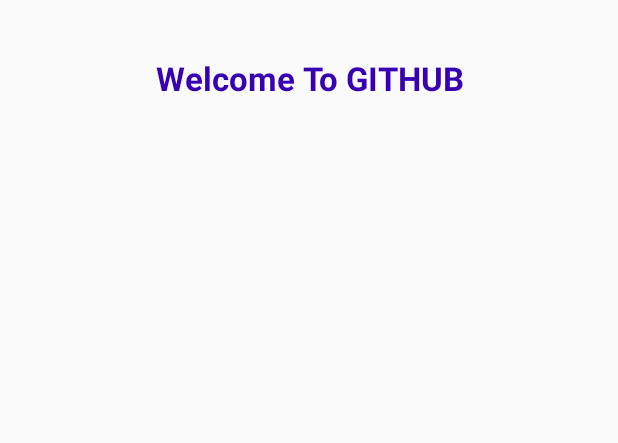
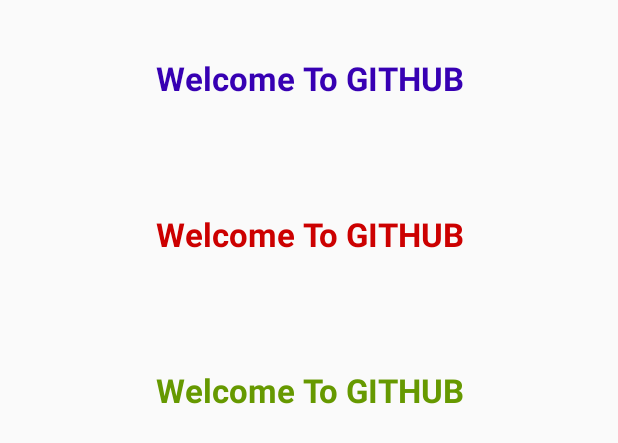
Before and after one commit to Trainings4U/SQliteDataBaseDemo, an Android app: the layout sample_layout.xml on its own in the app's theme, with its tools: preview values and no code run, on a phone screen of 412 x 824 dp. Shown: the top 443 px of the screen. Run offline under Robolectric (Android 15) with nearby library versions, the phone set to English and light mode, and no system bars.

Commit message:
Commit changes

```diff
--- a/app/src/main/res/layout/sample_layout.xml
+++ b/app/src/main/res/layout/sample_layout.xml
@@ -19,4 +19,33 @@
         android:textStyle="bold"
         android:textColor="@color/colorPrimaryDark"
         />
+
+    <TextView
+        android:layout_width="match_parent"
+        android:layout_height="wrap_content"
+        android:padding="12dp"
+        android:layout_margin="25dp"
+        android:text="Welcome To GITHUB"
+        android:gravity="center"
+        android:textSize="22sp"
+        android:textStyle="bold"
+        android:textColor="@android:color/holo_red_dark"
+        />
+
+
+
+    <TextView
+        android:layout_width="match_parent"
+        android:layout_height="wrap_content"
+        android:padding="12dp"
+        android:layout_margin="25dp"
+        android:text="Welcome To GITHUB"
+        android:gravity="center"
+        android:textSize="22sp"
+        android:textStyle="bold"
+        android:textColor="@android:color/holo_green_dark"
+        />
+
+
+
 </LinearLayout>
```
